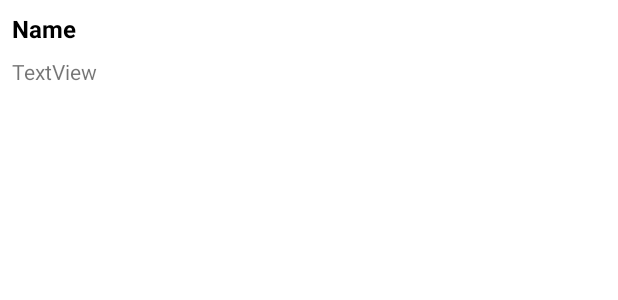
After one commit to AndrewMandrew/Magic-URL, an Android app: the layout home_row.xml on its own in the app's theme, with its tools: preview values and no code run, on a phone screen of 412 x 824 dp. The commit adds this screen. Shown: the top 300 px of the screen. Run offline under Robolectric (Android 15) with nearby library versions, the phone set to English and light mode, and no system bars.

Commit message:
listview layout

```diff
--- /dev/null
+++ b/app/src/main/res/layout/home_row.xml
@@ -0,0 +1,30 @@
+<?xml version="1.0" encoding="utf-8"?>
+<androidx.constraintlayout.widget.ConstraintLayout xmlns:android="http://schemas.android.com/apk/res/android"
+    xmlns:app="http://schemas.android.com/apk/res-auto"
+    xmlns:tools="http://schemas.android.com/tools"
+    android:layout_width="match_parent"
+    android:layout_height="match_parent">
+
+    <TextView
+        android:id="@+id/name_textView"
+        android:layout_width="wrap_content"
+        android:layout_height="wrap_content"
+        android:layout_marginStart="8dp"
+        android:layout_marginTop="8dp"
+        android:text="Name"
+        android:textColor="@color/black"
+        android:textSize="16sp"
+        android:textStyle="bold"
+        app:layout_constraintStart_toStartOf="parent"
+        app:layout_constraintTop_toTopOf="parent" />
+
+    <TextView
+        android:id="@+id/link_textView"
+        android:layout_width="wrap_content"
+        android:layout_height="wrap_content"
+        android:layout_marginTop="8dp"
+        android:text="TextView"
+        app:layout_constraintStart_toStartOf="@+id/name_textView"
+        app:layout_constraintTop_toBottomOf="@+id/name_textView" />
+
+</androidx.constraintlayout.widget.ConstraintLayout>
```
Also changed, not shown: app/src/main/java/com/magicurl/HomeActivity.kt (+60 -5 lines).
